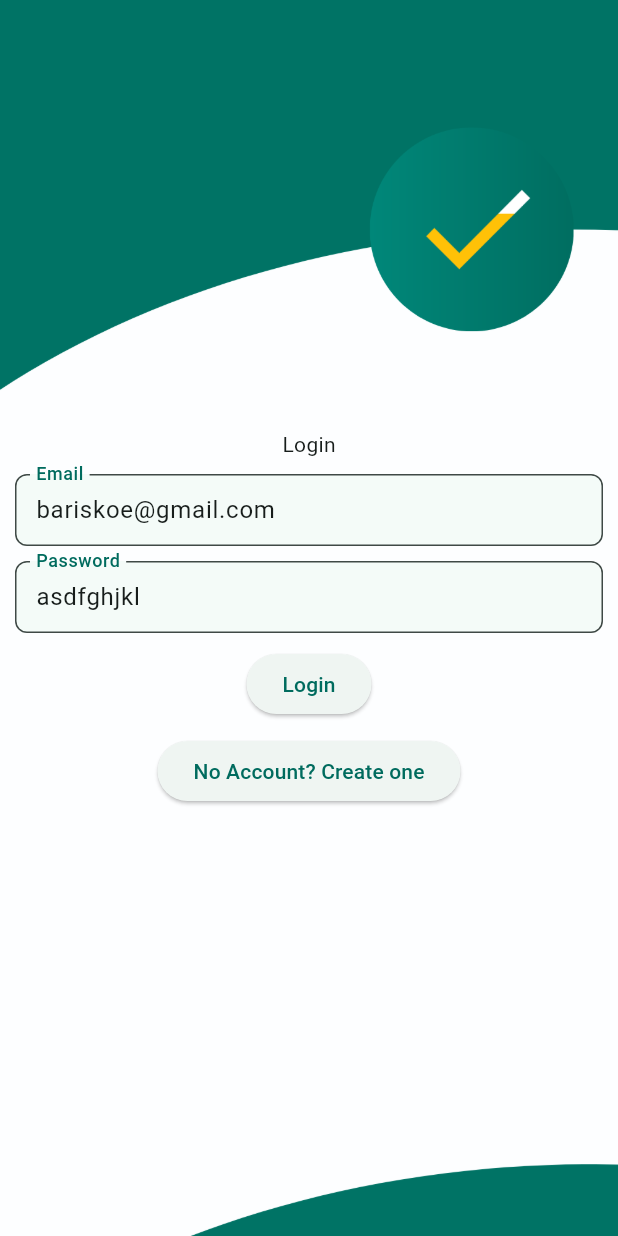
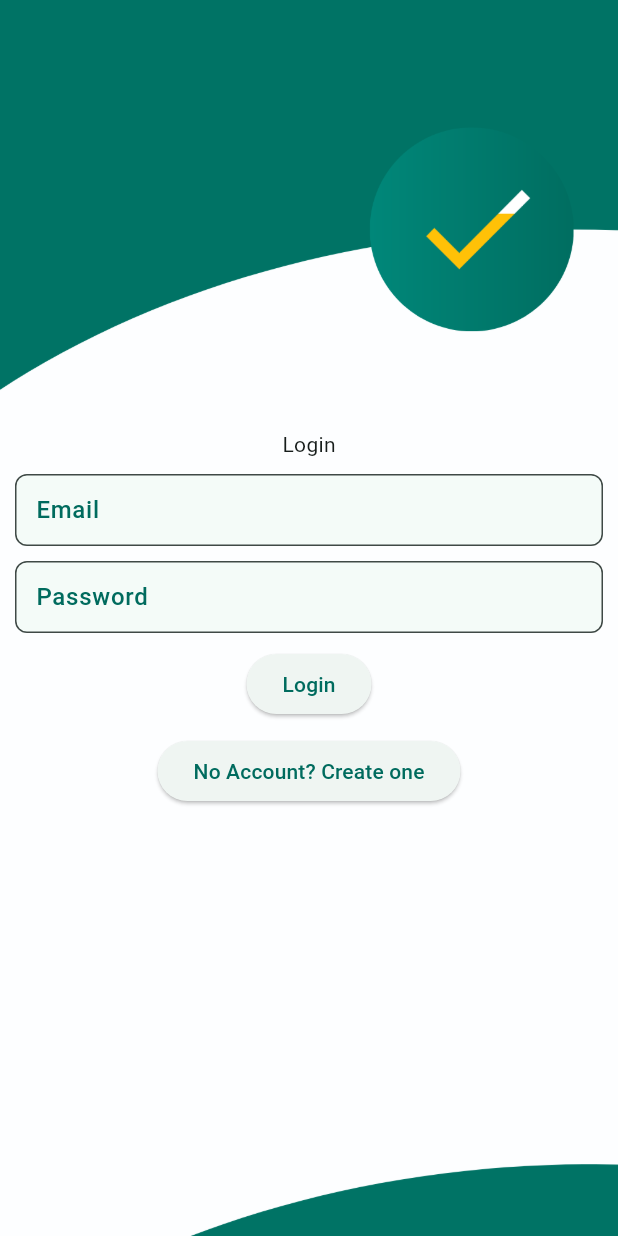
Before and after one commit to bariskoe/hakendran2, a Flutter app: the screen it shows after launch, on a phone screen of 412 x 824 dp. Run offline on Flutter 3.47's test engine with Material 2 defaults, Android fonts, the phone set to English and light mode, and no system bars; our stand-ins replace auto_size_text, bloc, connectivity_plus, dartz, dio, equatable and 10 more; missing offline and left inert: great_list_view; accounts and stored records are empty; generated files the repository leaves out were written again.

```diff
--- a/lib/pages/login_page.dart
+++ b/lib/pages/login_page.dart
@@ -19,10 +19,8 @@ class LoginPage extends StatefulWidget {
 }
 
 class _LoginPageState extends State<LoginPage> {
-  TextEditingController usernameController =
-      TextEditingController(text: 'bariskoe@gmail.com');
-  TextEditingController passwordController =
-      TextEditingController(text: 'asdfghjkl');
+  TextEditingController usernameController = TextEditingController(text: '');
+  TextEditingController passwordController = TextEditingController(text: '');
 
   bool loginShowing = true;
   var logger = Logger();
```
Also changed, not shown: lib/pages/todo_detail_page.dart (+13 -22 lines).
